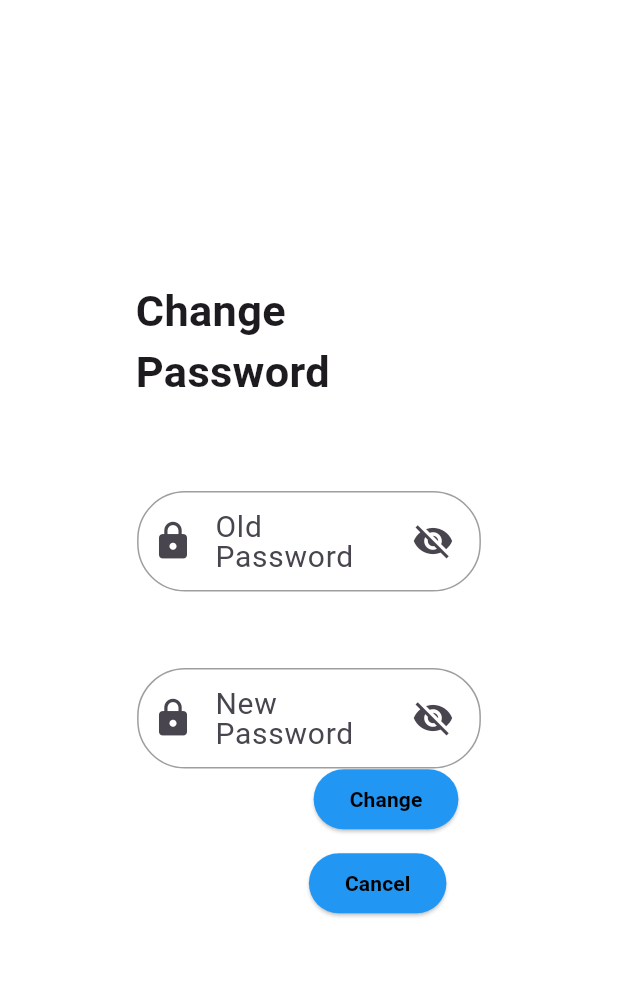
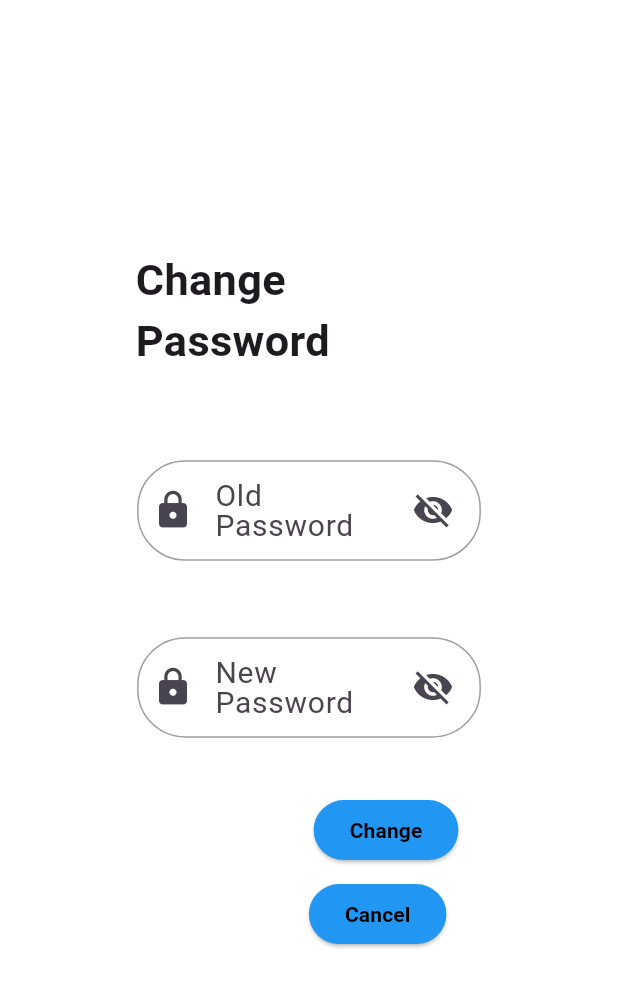
Before and after one commit to abraamhossam/mindcare_admin_app, a Flutter app: the EditPassword screen opened by its route, on a phone screen of 412 x 824 dp. Shown: the top 987 px of the screen. Run offline on Flutter 3.47's test engine with Material 3 defaults, Android fonts, the light colour scheme and no system bars; drawn by our look-alikes of modal_progress_hud_nsn; our stand-ins replace cached_network_image, chat_bubbles, cloud_firestore, file_picker, firebase_auth, firebase_core and 7 more; missing offline and left inert: flutter_admin_scaffold; accounts and stored records are empty; network calls fail.

Commit message:
sec commit

```diff
--- a/lib/admin/Screens/edit_password.dart
+++ b/lib/admin/Screens/edit_password.dart
@@ -58,7 +58,7 @@ class _nameState extends State<EditPassword> {
           backgroundColor: Colors.white,
           contentPadding: EdgeInsets.zero,
           content: SizedBox(
-            height: 40.h,
+            height: 45.h,
             width: 90.h,
             child: Column(children: [
               Padding(
```
